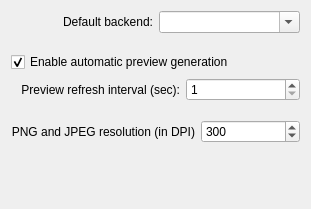
First picture: the form in src/cirkuit_general_settings.ui, repository KDE/cirkuit, before the edit.
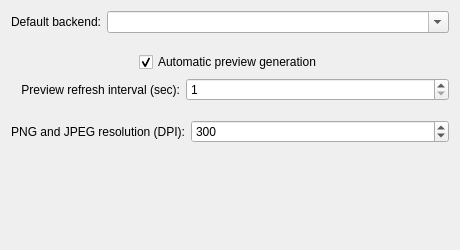
Second picture: the form after the edit. Custom widgets are drawn as their Qt base class.

Commit message: Minor configuration dialog improvement

What changed in the file:
```diff
--- a/src/cirkuit_general_settings.ui
+++ b/src/cirkuit_general_settings.ui
@@ -6,8 +6,8 @@
    <rect>
     <x>0</x>
     <y>0</y>
-    <width>311</width>
-    <height>209</height>
+    <width>460</width>
+    <height>250</height>
    </rect>
   </property>
   <property name="windowTitle">
@@ -28,6 +28,12 @@
      </item>
      <item>
       <widget class="KComboBox" name="kcfg_DefaultBackend">
+       <property name="sizePolicy">
+        <sizepolicy hsizetype="Expanding" vsizetype="Fixed">
+         <horstretch>0</horstretch>
+         <verstretch>0</verstretch>
+        </sizepolicy>
+       </property>
        <property name="editable">
         <bool>true</bool>
        </property>
@@ -52,14 +58,44 @@
     </spacer>
    </item>
    <item>
-    <widget class="QCheckBox" name="kcfg_AutoRefresh">
-     <property name="text">
-      <string>Enable automatic preview generation</string>
-     </property>
-     <property name="checked">
-      <bool>true</bool>
-     </property>
-    </widget>
+    <layout class="QHBoxLayout" name="horizontalLayout_4">
+     <item>
+      <spacer name="horizontalSpacer_2">
+       <property name="orientation">
+        <enum>Qt::Horizontal</enum>
+       </property>
+       <property name="sizeHint" stdset="0">
+        <size>
+         <width>40</width>
+         <height>20</height>
+        </size>
+       </property>
+      </spacer>
+     </item>
+     <item>
+      <widget class="QCheckBox" name="kcfg_AutoRefresh">
+       <property name="text">
+        <string>Automatic preview generation</string>
+       </property>
+       <property name="checked">
+        <bool>true</bool>
+       </property>
+      </widget>
+     </item>
+     <item>
+      <spacer name="horizontalSpacer_3">
+       <property name="orientation">
+        <enum>Qt::Horizontal</enum>
+       </property>
+       <property name="sizeHint" stdset="0">
+        <size>
+         <width>40</width>
+         <height>20</height>
+        </size>
+       </property>
+      </spacer>
+     </item>
+    </layout>
    </item>
    <item>
     <layout class="QHBoxLayout" name="horizontalLayout">
@@ -91,6 +127,12 @@
      </item>
      <item>
       <widget class="QSpinBox" name="kcfg_RefreshInterval">
+       <property name="sizePolicy">
+        <sizepolicy hsizetype="MinimumExpanding" vsizetype="Fixed">
+         <horstretch>0</horstretch>
+         <verstretch>0</verstretch>
+        </sizepolicy>
+       </property>
        <property name="minimum">
         <number>1</number>
        </property>
@@ -127,8 +169,14 @@
     <layout class="QHBoxLayout" name="horizontalLayout_2">
      <item>
       <widget class="QLabel" name="label_2">
+       <property name="sizePolicy">
+        <sizepolicy hsizetype="Preferred" vsizetype="Preferred">
+         <horstretch>0</horstretch>
+         <verstretch>0</verstretch>
+        </sizepolicy>
+       </property>
        <property name="text">
-        <string>PNG and JPEG resolution (in DPI)</string>
+        <string>PNG and JPEG resolution (DPI):</string>
        </property>
        <property name="alignment">
         <set>Qt::AlignRight|Qt::AlignTrailing|Qt::AlignVCenter</set>
@@ -137,6 +185,12 @@
      </item>
      <item>
       <widget class="QSpinBox" name="kcfg_ResolutionPpm">
+       <property name="sizePolicy">
+        <sizepolicy hsizetype="Expanding" vsizetype="Fixed">
+         <horstretch>0</horstretch>
+         <verstretch>0</verstretch>
+        </sizepolicy>
+       </property>
        <property name="minimum">
         <number>10</number>
        </property>
```
